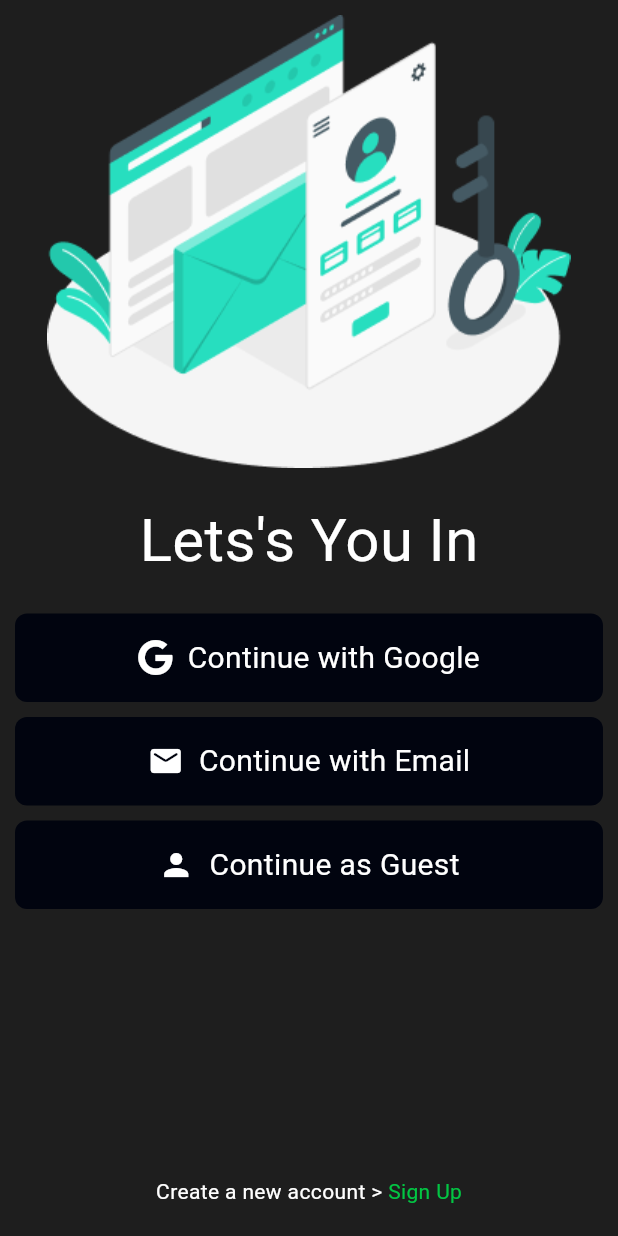
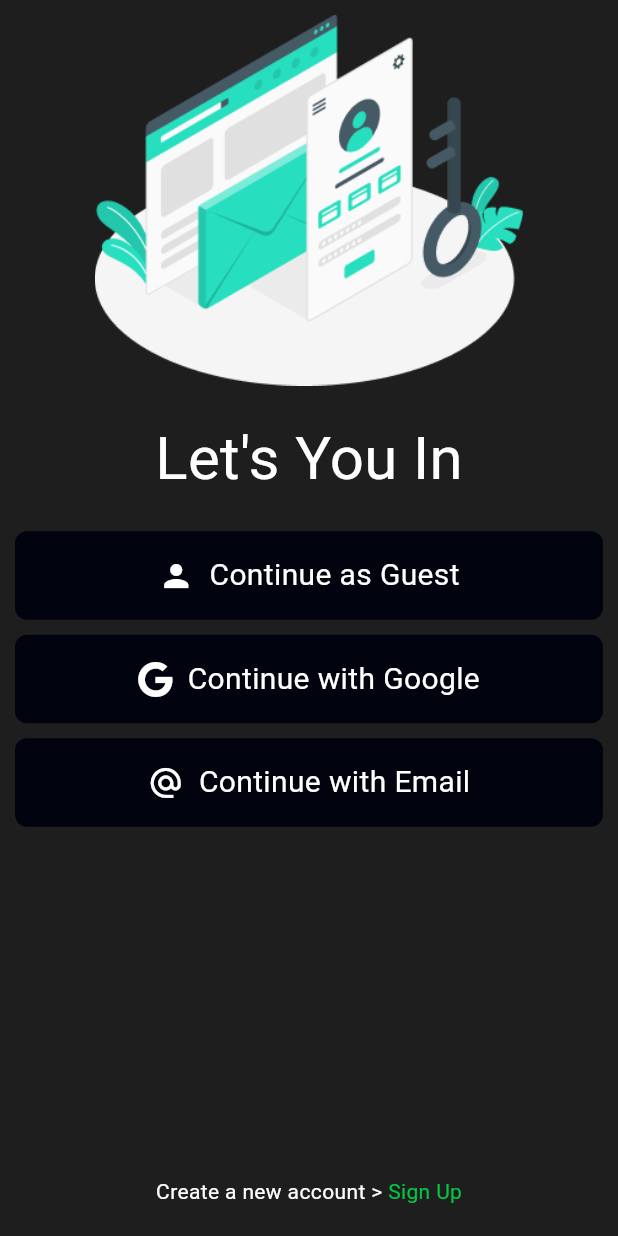
Before and after one commit to amal-tech-dev/foodies, a Flutter app: the screen it shows after launch, on a phone screen of 412 x 824 dp. Run offline on Flutter 3.47's test engine with Material 3 defaults, Android fonts, the phone set to English and light mode, and no system bars; our stand-ins replace carousel_slider, font_awesome_flutter.

Commit message:
added login_screen

```diff
--- /dev/null
+++ b/lib/controller/email_login_controller.dart
@@ -0,0 +1,11 @@
+import 'package:flutter/material.dart';
+
+class EmailLoginController with ChangeNotifier {
+  bool isEmailPressed = false;
+
+  showTextFields() {
+    isEmailPressed = true;
+    print(isEmailPressed);
+    notifyListeners();
+  }
+}
--- a/lib/main.dart
+++ b/lib/main.dart
@@ -1,5 +1,7 @@
 import 'package:flutter/material.dart';
+import 'package:foodies/controller/email_login_controller.dart';
 import 'package:foodies/view/login_screen/login_screen.dart';
+import 'package:provider/provider.dart';
 
 void main() {
   runApp(Foodies());
@@ -10,9 +12,14 @@ class Foodies extends StatelessWidget {
 
   @override
   Widget build(BuildContext context) {
-    return MaterialApp(
-      debugShowCheckedModeBanner: false,
-      home: LoginScreen(),
+    return MultiProvider(
+      providers: [
+        ChangeNotifierProvider(create: (context) => EmailLoginController()),
+      ],
+      child: MaterialApp(
+        debugShowCheckedModeBanner: false,
+        home: LoginScreen(),
+      ),
     );
   }
 }
--- /dev/null
+++ b/lib/view/forget_password_screen/forget_password_screen.dart
@@ -0,0 +1,10 @@
+import 'package:flutter/material.dart';
+
+class ForgetPasswordScreen extends StatelessWidget {
+  ForgetPasswordScreen({super.key});
+
+  @override
+  Widget build(BuildContext context) {
+    return Scaffold();
+  }
+}
--- /dev/null
+++ b/lib/view/home_screen/home_screen.dart
@@ -0,0 +1,10 @@
+import 'package:flutter/material.dart';
+
+class HomeScreen extends StatelessWidget {
+  const HomeScreen({super.key});
+
+  @override
+  Widget build(BuildContext context) {
+    return Scaffold();
+  }
+}
--- a/lib/view/login_screen/login_screen.dart
+++ b/lib/view/login_screen/login_screen.dart
@@ -1,9 +1,11 @@
 import 'package:flutter/material.dart';
+import 'package:foodies/controller/email_login_controller.dart';
 import 'package:foodies/utils/color_constant.dart';
 import 'package:foodies/utils/dimen_constant.dart';
 import 'package:foodies/utils/image_constant.dart';
 import 'package:foodies/view/login_screen/login_widgets/login_options.dart';
 import 'package:foodies/view/signup_screen/signup_screen.dart';
+import 'package:provider/provider.dart';
 
 class LoginScreen extends StatelessWidget {
   LoginScreen({super.key});
@@ -12,6 +14,7 @@ class LoginScreen extends StatelessWidget {
   Widget build(BuildContext context) {
     return SafeArea(
       child: Scaffold(
+        resizeToAvoidBottomInset: true,
         backgroundColor: ColorConstant.backgroundColor,
         body: Padding(
           padding: const EdgeInsets.all(
@@ -19,18 +22,25 @@ class LoginScreen extends StatelessWidget {
           ),
           child: Column(
             children: [
-              Padding(
-                padding: const EdgeInsets.symmetric(
-                  horizontal: DimenConstant.edgePadding,
-                ),
-                child: Image.asset(
-                  ImageConstant.loginThumbnail,
+              Visibility(
+                visible:
+                    !Provider.of<EmailLoginController>(context).isEmailPressed,
+                child: Padding(
+                  padding: const EdgeInsets.symmetric(
+                    horizontal: DimenConstant.edgePadding,
+                  ),
+                  child: Image.asset(
+                    ImageConstant.loginThumbnail,
+                    height: MediaQuery.of(context).size.height * 0.3,
+                  ),
                 ),
               ),
               Padding(
-                padding: const EdgeInsets.all(DimenConstant.edgePadding * 2),
+                padding: const EdgeInsets.all(
+                  DimenConstant.edgePadding * 2,
+                ),
                 child: Text(
-                  'Lets\'s You In',
+                  'Let\'s You In',
                   style: TextStyle(
                     color: ColorConstant.secondaryColor,
                     fontSize: DimenConstant.largeText,
@@ -38,11 +48,7 @@ class LoginScreen extends StatelessWidget {
                 ),
               ),
               Expanded(
-                child: LoginOptions(
-                  onGooglePressed: () {},
-                  onEmailPressed: () {},
-                  onGuestPressed: () {},
-                ),
+                child: LoginOptions(),
               ),
               Row(
                 mainAxisAlignment: MainAxisAlignment.center,
--- a/lib/view/login_screen/login_widgets/login_options.dart
+++ b/lib/view/login_screen/login_widgets/login_options.dart
@@ -1,24 +1,62 @@
 import 'package:flutter/material.dart';
 import 'package:font_awesome_flutter/font_awesome_flutter.dart';
+import 'package:foodies/controller/email_login_controller.dart';
 import 'package:foodies/utils/color_constant.dart';
 import 'package:foodies/utils/dimen_constant.dart';
+import 'package:foodies/view/forget_password_screen/forget_password_screen.dart';
+import 'package:foodies/view/home_screen/home_screen.dart';
+import 'package:provider/provider.dart';
 
 class LoginOptions extends StatelessWidget {
-  VoidCallback onGooglePressed, onEmailPressed, onGuestPressed;
-
-  LoginOptions({
-    super.key,
-    required this.onGooglePressed,
-    required this.onEmailPressed,
-    required this.onGuestPressed,
-  });
+  LoginOptions({super.key});
 
   @override
   Widget build(BuildContext context) {
+    TextEditingController emailController = TextEditingController();
+    TextEditingController passwordController = TextEditingController();
+
     return Column(
       children: [
         InkWell(
-          onTap: onGooglePressed,
+          onTap: () => Navigator.pushAndRemoveUntil(
+            context,
+            MaterialPageRoute(
+              builder: (context) => HomeScreen(),
+            ),
+            (route) => false,
+          ),
+          child: Container(
+            padding: EdgeInsets.all(
+              DimenConstant.edgePadding * 1.5,
+            ),
+            decoration: BoxDecoration(
+              color: ColorConstant.tertiaryColor,
+              borderRadius: BorderRadius.circular(
+                DimenConstant.borderRadius,
+              ),
+            ),
+            child: Row(
+              mainAxisAlignment: MainAxisAlignment.center,
+              children: [
+                Icon(
+                  Icons.person,
+                  color: ColorConstant.secondaryColor,
+                ),
+                DimenConstant.separator,
+                Text(
+                  'Continue as Guest',
+                  style: TextStyle(
+                    color: ColorConstant.secondaryColor,
+                    fontSize: DimenConstant.subtitleText,
+                  ),
+                )
+              ],
+            ),
+          ),
+        ),
+        DimenConstant.separator,
+        InkWell(
+          onTap: () {},
           child: Container(
             padding: EdgeInsets.all(
               DimenConstant.edgePadding * 1.5,
@@ -49,8 +87,102 @@ class LoginOptions extends StatelessWidget {
           ),
         ),
         DimenConstant.separator,
+        Provider.of<EmailLoginController>(context).isEmailPressed
+            ? Column(
+                crossAxisAlignment: CrossAxisAlignment.end,
+                children: [
+                  Container(
+                    padding: EdgeInsets.symmetric(
+                      horizontal: DimenConstant.edgePadding * 1.5,
+                    ),
+                    decoration: BoxDecoration(
+                      color: ColorConstant.tertiaryColor,
+                      borderRadius: BorderRadius.circular(
+                        DimenConstant.borderRadius,
+                      ),
+                    ),
+                    child: TextField(
+                      controller: emailController,
+                      decoration: InputDecoration(
+                        label: Text(
+                          'Email',
+                          style: TextStyle(
+                            color: ColorConstant.primaryColor,
+                          ),
+                        ),
+                        border: InputBorder.none,
+                      ),
+                      style: TextStyle(
+                        color: ColorConstant.secondaryColor,
+                      ),
+                      cursorColor: ColorConstant.primaryColor,
+                    ),
+                  ),
+                  DimenConstant.separator,
+                  Container(
+                    padding: EdgeInsets.symmetric(
+                      horizontal: DimenConstant.edgePadding * 1.5,
+                    ),
+                    decoration: BoxDecoration(
+                      color: ColorConstant.tertiaryColor,
+                      borderRadius: BorderRadius.circular(
+                        DimenConstant.borderRadius,
+                      ),
+                    ),
+                    child: TextField(
+                      controller: passwordController,
+                      decoration: InputDecoration(
+                        label: Text(
+                          'Password',
+                          style: TextStyle(
+                            color: ColorConstant.primaryColor,
+                          ),
+                        ),
+                        border: InputBorder.none,
+                      ),
+                      style: TextStyle(
+                        color: ColorConstant.secondaryColor,
+                      ),
+                      cursorColor: ColorConstant.primaryColor,
+                    ),
+                  ),
                   InkWell(
-          onTap: onEmailPressed,
+                    onTap: () => Navigator.push(
+                      context,
+                      MaterialPageRoute(
+                        builder: (context) => ForgetPasswordScreen(),
+                      ),
+                    ),
+                    child: Text(
+                      'Forget Password?',
+                      style: TextStyle(
+                        color: ColorConstant.primaryColor,
+                      ),
+                    ),
+                  ),
+                  DimenConstant.separator,
+                  Center(
+                    child: ElevatedButton(
+                      style: ButtonStyle(
+                        backgroundColor: MaterialStatePropertyAll(
+                          ColorConstant.primaryColor,
+                        ),
+                      ),
+                      onPressed: () {},
+                      child: Text(
+                        'Login',
+                        style: TextStyle(
+                          color: ColorConstant.secondaryColor,
+                        ),
+                      ),
+                    ),
+                  ),
+                ],
+              )
+            : InkWell(
+                onTap: () =>
+                    Provider.of<EmailLoginController>(context, listen: false)
+                        .showTextFields(),
                 child: Container(
                   padding: EdgeInsets.all(
                     DimenConstant.edgePadding * 1.5,
@@ -65,7 +197,7 @@ class LoginOptions extends StatelessWidget {
                     mainAxisAlignment: MainAxisAlignment.center,
                     children: [
                       Icon(
-                  Icons.mail_rounded,
+                        Icons.alternate_email_outlined,
                         color: ColorConstant.secondaryColor,
                       ),
                       DimenConstant.separator,
@@ -79,39 +211,7 @@ class LoginOptions extends StatelessWidget {
                     ],
                   ),
                 ),
-        ),
-        DimenConstant.separator,
-        InkWell(
-          onTap: onGuestPressed,
-          child: Container(
-            padding: EdgeInsets.all(
-              DimenConstant.edgePadding * 1.5,
-            ),
-            decoration: BoxDecoration(
-              color: ColorConstant.tertiaryColor,
-              borderRadius: BorderRadius.circular(
-                DimenConstant.borderRadius,
-              ),
-            ),
-            child: Row(
-              mainAxisAlignment: MainAxisAlignment.center,
-              children: [
-                Icon(
-                  Icons.person,
-                  color: ColorConstant.secondaryColor,
-                ),
-                DimenConstant.separator,
-                Text(
-                  'Continue as Guest',
-                  style: TextStyle(
-                    color: ColorConstant.secondaryColor,
-                    fontSize: DimenConstant.subtitleText,
-                  ),
               )
-              ],
-            ),
-          ),
-        ),
       ],
     );
   }
--- a/lib/view/overview_screen/overview_screen.dart
+++ b/lib/view/overview_screen/overview_screen.dart
@@ -70,6 +70,7 @@ class _OverviewScreenState extends State<OverviewScreen> {
                 options: CarouselOptions(
                   viewportFraction: 1.0,
                   enableInfiniteScroll: false,
+                  scrollPhysics: NeverScrollableScrollPhysics(),
                   onPageChanged: (index, reason) {
                     currentPageIndex = index;
                     setState(() {});
--- a/lib/view/signup_screen/signup_screen.dart
+++ b/lib/view/signup_screen/signup_screen.dart
@@ -1,10 +1,15 @@
 import 'package:flutter/material.dart';
+import 'package:foodies/utils/color_constant.dart';
 
 class SignupScreen extends StatelessWidget {
   SignupScreen({super.key});
 
   @override
   Widget build(BuildContext context) {
-    return Scaffold();
+    return SafeArea(
+      child: Scaffold(
+        backgroundColor: ColorConstant.backgroundColor,
+      ),
+    );
   }
 }
--- a/pubspec.yaml
+++ b/pubspec.yaml
@@ -11,6 +11,8 @@ dependencies:
   flutter:
     sdk: flutter
   font_awesome_flutter: ^10.6.0
+  provider: ^6.1.1
+  shared_preferences: ^2.2.2
 
 dev_dependencies:
   flutter_test:
```
Also changed, not shown: assets/images/signup_thumbnail.png (added), pubspec.lock, 1 other file. Lines whose indentation alone changed are shown as unchanged.
